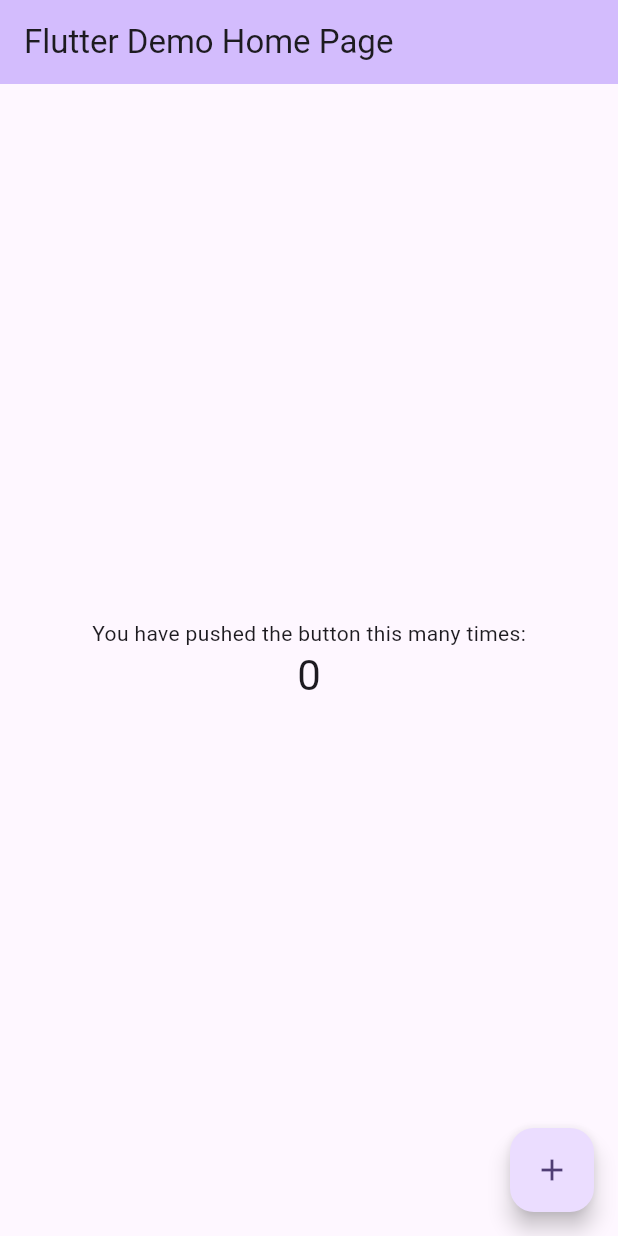
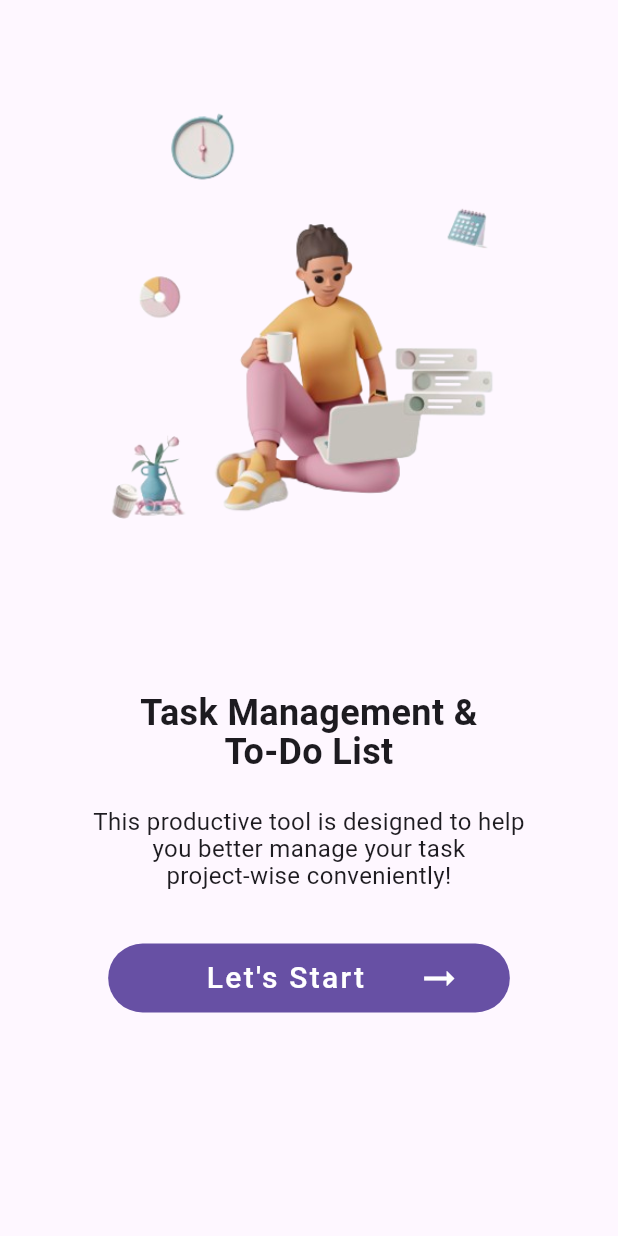
Before and after one commit to UgyenDorji129/todo_app, a Flutter app: the screen it shows after launch, on a phone screen of 412 x 824 dp. Run offline on Flutter 3.47's test engine with Material 3 defaults, Android fonts, the phone set to English and light mode, and no system bars.

Commit message:
Implemented Basic screen for welcome screen

```diff
--- a/lib/main.dart
+++ b/lib/main.dart
@@ -1,4 +1,5 @@
 import 'package:flutter/material.dart';
+import 'package:todo_app/screens/welcome_page/welcome_page.dart';
 
 void main() {
   runApp(const MyApp());
@@ -11,115 +12,13 @@ class MyApp extends StatelessWidget {
   @override
   Widget build(BuildContext context) {
     return MaterialApp(
-      title: 'Flutter Demo',
-      theme: ThemeData(
-        // This is the theme of your application.
-        //
-        // TRY THIS: Try running your application with "flutter run". You'll see
-        // the application has a purple toolbar. Then, without quitting the app,
-        // try changing the seedColor in the colorScheme below to Colors.green
-        // and then invoke "hot reload" (save your changes or press the "hot
-        // reload" button in a Flutter-supported IDE, or press "r" if you used
-        // the command line to start the app).
-        //
-        // Notice that the counter didn't reset back to zero; the application
-        // state is not lost during the reload. To reset the state, use hot
-        // restart instead.
-        //
-        // This works for code too, not just values: Most code changes can be
-        // tested with just a hot reload.
-        colorScheme: ColorScheme.fromSeed(seedColor: Colors.deepPurple),
-        useMaterial3: true,
-      ),
-      home: const MyHomePage(title: 'Flutter Demo Home Page'),
+      title: 'Final Assignment',
+      debugShowCheckedModeBanner: false,
+      initialRoute: "/",
+      routes: {
+        '/': (context) => const WelcomeScreen(),
+
+      },
     );
   }
 }
-
-class MyHomePage extends StatefulWidget {
-  const MyHomePage({super.key, required this.title});
-
-  // This widget is the home page of your application. It is stateful, meaning
-  // that it has a State object (defined below) that contains fields that affect
-  // how it looks.
-
-  // This class is the configuration for the state. It holds the values (in this
-  // case the title) provided by the parent (in this case the App widget) and
-  // used by the build method of the State. Fields in a Widget subclass are
-  // always marked "final".
-
-  final String title;
-
-  @override
-  State<MyHomePage> createState() => _MyHomePageState();
-}
-
-class _MyHomePageState extends State<MyHomePage> {
-  int _counter = 0;
-
-  void _incrementCounter() {
-    setState(() {
-      // This call to setState tells the Flutter framework that something has
-      // changed in this State, which causes it to rerun the build method below
-      // so that the display can reflect the updated values. If we changed
-      // _counter without calling setState(), then the build method would not be
-      // called again, and so nothing would appear to happen.
-      _counter++;
-    });
-  }
-
-  @override
-  Widget build(BuildContext context) {
-    // This method is rerun every time setState is called, for instance as done
-    // by the _incrementCounter method above.
-    //
-    // The Flutter framework has been optimized to make rerunning build methods
-    // fast, so that you can just rebuild anything that needs updating rather
-    // than having to individually change instances of widgets.
-    return Scaffold(
-      appBar: AppBar(
-        // TRY THIS: Try changing the color here to a specific color (to
-        // Colors.amber, perhaps?) and trigger a hot reload to see the AppBar
-        // change color while the other colors stay the same.
-        backgroundColor: Theme.of(context).colorScheme.inversePrimary,
-        // Here we take the value from the MyHomePage object that was created by
-        // the App.build method, and use it to set our appbar title.
-        title: Text(widget.title),
-      ),
-      body: Center(
-        // Center is a layout widget. It takes a single child and positions it
-        // in the middle of the parent.
-        child: Column(
-          // Column is also a layout widget. It takes a list of children and
-          // arranges them vertically. By default, it sizes itself to fit its
-          // children horizontally, and tries to be as tall as its parent.
-          //
-          // Column has various properties to control how it sizes itself and
-          // how it positions its children. Here we use mainAxisAlignment to
-          // center the children vertically; the main axis here is the vertical
-          // axis because Columns are vertical (the cross axis would be
-          // horizontal).
-          //
-          // TRY THIS: Invoke "debug painting" (choose the "Toggle Debug Paint"
-          // action in the IDE, or press "p" in the console), to see the
-          // wireframe for each widget.
-          mainAxisAlignment: MainAxisAlignment.center,
-          children: <Widget>[
-            const Text(
-              'You have pushed the button this many times:',
-            ),
-            Text(
-              '$_counter',
-              style: Theme.of(context).textTheme.headlineMedium,
-            ),
-          ],
-        ),
-      ),
-      floatingActionButton: FloatingActionButton(
-        onPressed: _incrementCounter,
-        tooltip: 'Increment',
-        child: const Icon(Icons.add),
-      ), // This trailing comma makes auto-formatting nicer for build methods.
-    );
-  }
-}
--- /dev/null
+++ b/lib/screens/welcome_page/welcome_page.dart
@@ -0,0 +1,40 @@
+import 'package:flutter/material.dart';
+import 'package:todo_app/screens/welcome_page/widgets/welcome_button.dart';
+import 'package:todo_app/screens/welcome_page/widgets/welcome_image.dart';
+import 'package:todo_app/screens/welcome_page/widgets/welcome_title.dart';
+
+class WelcomeScreen extends StatelessWidget {
+  const WelcomeScreen({super.key});
+
+  @override
+  Widget build(BuildContext context) {
+    return Scaffold(
+        body: Container(
+      height: MediaQuery.of(context).size.height,
+      padding: EdgeInsets.symmetric(vertical: 50, horizontal: 5),
+      child: Column(
+        children: [
+          welcomeImage(context),
+          Column(
+            children: [
+              welcomeText(
+                  title: "Task Management & \nTo-Do List",
+                  lineHeight: 1.1,
+                  fontSize: 24,
+                  isFontWeight: true),
+              SizedBox(height: 25,),
+              welcomeText(
+                  title:
+                      "This productive tool is designed to help \nyou better manage your task \nproject-wise conveniently!",
+                  lineHeight: 1.1,
+                  fontSize: 16,
+                  isFontWeight: false),
+              SizedBox(height: 35,),
+              welcomeButton(context),
+            ],
+          )
+        ],
+      ),
+    ));
+  }
+}
--- /dev/null
+++ b/lib/screens/welcome_page/widgets/welcome_button.dart
@@ -0,0 +1,27 @@
+import 'package:flutter/material.dart';
+
+Widget welcomeButton(context){
+  return SizedBox(
+  width: MediaQuery.of(context).size.width * .65,
+  child: FilledButton(
+    onPressed: () {},
+    child: Padding(
+      padding: const EdgeInsets.all(8.0),
+      child: Row(
+        mainAxisAlignment: MainAxisAlignment.center, // Center the text
+        children: [
+          Expanded(
+            child: Text(
+              "Let's Start",
+              textAlign: TextAlign.center,
+              style: TextStyle(fontSize: 20, letterSpacing: 1.5),
+            ),
+          ),
+          Icon(Icons.arrow_right_alt_outlined, size: 30),
+        ],
+      ),
+    ),
+  ),
+);
+
+}
--- /dev/null
+++ b/lib/screens/welcome_page/widgets/welcome_image.dart
@@ -0,0 +1,9 @@
+import 'package:flutter/material.dart';
+
+Widget welcomeImage(context){
+  return Image.asset(
+            "assets/welcome_logo.png",
+            height: MediaQuery.of(context).size.height * 0.5,
+            width: MediaQuery.of(context).size.width,
+          );
+}
--- /dev/null
+++ b/lib/screens/welcome_page/widgets/welcome_title.dart
@@ -0,0 +1,20 @@
+import 'package:flutter/material.dart';
+
+Widget welcomeText({required String title, required double lineHeight, required double fontSize,  required bool isFontWeight}){
+  return isFontWeight ? Text(
+            title,
+            style: TextStyle(
+              fontSize: fontSize,
+              height: lineHeight,
+              fontWeight:  FontWeight.bold
+            ),
+            textAlign: TextAlign.center,
+          ) : Text(
+            title,
+            style: TextStyle(
+              fontSize: fontSize,
+              height: lineHeight,
+            ),
+            textAlign: TextAlign.center,
+          );
+}
```
